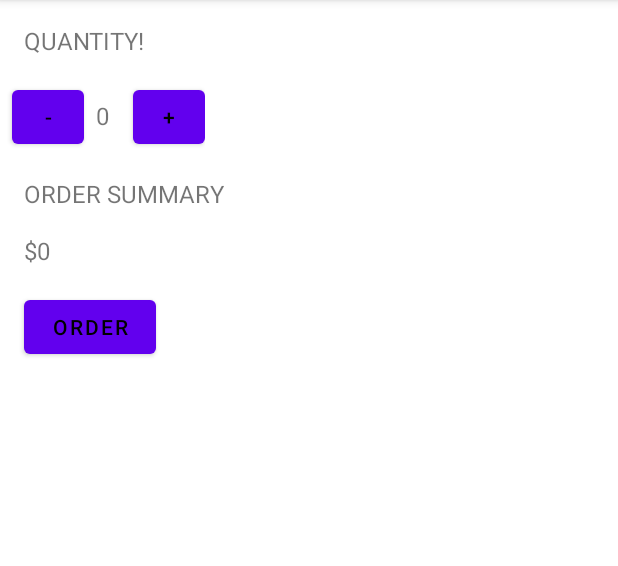
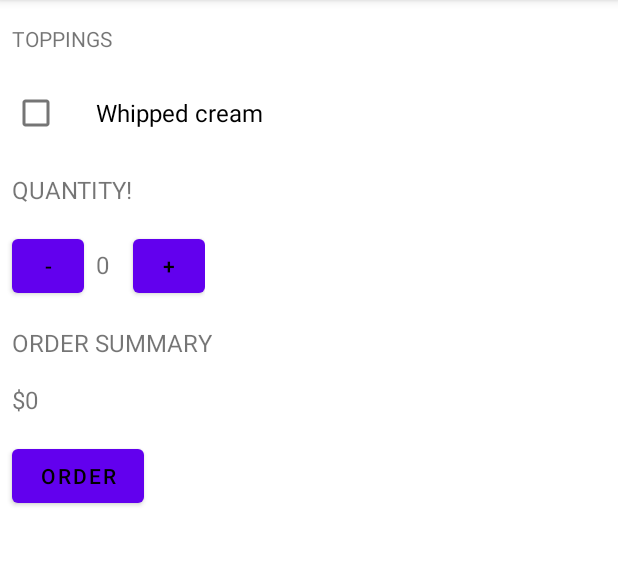
Before and after one commit to ETS-Android2/Android-Application-Development, an Android app: the screen it shows after launch (MainActivity), on a phone screen of 412 x 824 dp, the part 84-650 px from its top. Run offline under Robolectric (Android 15) with nearby library versions, the phone set to English and light mode, and no system bars.

Commit message:
CheakBox added

```diff
--- a/Android Basics2 User Input/Making an App Interactive Part 1 (Just Java)/app/src/main/res/layout/activity_main.xml
+++ b/Android Basics2 User Input/Making an App Interactive Part 1 (Just Java)/app/src/main/res/layout/activity_main.xml
@@ -6,14 +6,31 @@
     android:layout_height="match_parent"
     tools:context=".MainActivity"
     android:orientation="vertical">
+    <TextView
+        android:layout_width="wrap_content"
+        android:layout_height="wrap_content"
+        android:text="TOPPINGS"
+        android:layout_marginLeft="8dp"
+        android:layout_marginTop="16dp"
 
+        />
+    <CheckBox
+        android:layout_width="wrap_content"
+        android:layout_height="wrap_content"
+        android:text="Whipped cream"
+        android:textSize="16sp"
+        android:layout_marginLeft="8dp"
+        android:layout_marginTop="16dp"
+        android:paddingLeft="24dp"
+
+        />
     <TextView
         android:layout_width="wrap_content"
         android:layout_height="wrap_content"
         android:text="Quantity!"
         android:textAllCaps="true"
         android:textSize="16sp"
-        android:layout_marginLeft="16dp"
+        android:layout_marginLeft="8dp"
         android:layout_marginTop="16dp"
 
         app:layout_constraintBottom_toBottomOf="parent"
@@ -57,7 +74,7 @@
         android:layout_width="wrap_content"
         android:layout_height="wrap_content"
 
-        android:layout_marginLeft="16dp"
+        android:layout_marginLeft="8dp"
         android:layout_marginTop="16dp"
         android:textAllCaps="true"
         android:text="order summary"
@@ -71,14 +88,14 @@
         android:text="$0"
         android:id="@+id/order_summary_text_view"
         android:layout_marginTop="16dp"
-        android:layout_marginLeft="16dp"
+        android:layout_marginLeft="8dp"
         android:textSize="16sp"
         />
     <Button
         android:layout_width="wrap_content"
         android:layout_height="wrap_content"
         android:layout_marginTop="16dp"
-        android:layout_marginLeft="16dp"
+        android:layout_marginLeft="8dp"
         android:onClick="submitOrder"
         android:text="order"
         android:textColor="@color/black" />
```
